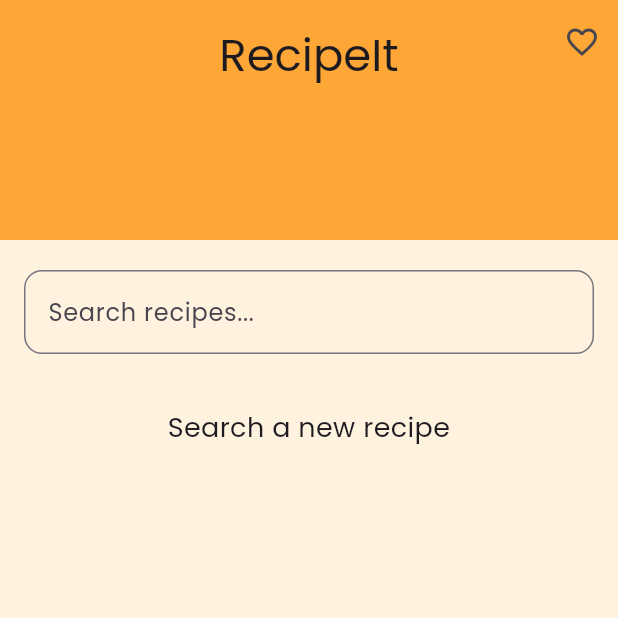
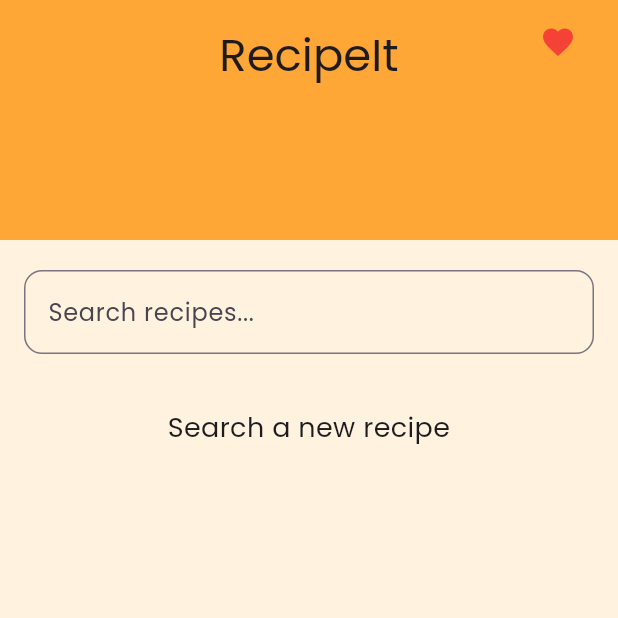
Before and after one commit to lpglinard/receitas_com_api, a Flutter app: the screen it shows after launch, on a phone screen of 412 x 824 dp, the top half of it. Run offline on Flutter 3.47's test engine with Material 3 defaults, Android fonts, the phone set to English and light mode, and no system bars; our stand-ins replace flutter_dotenv, flutter_html.

Commit message:
fixing style and adding favorite page path to recipe detail page

```diff
--- a/lib/main.dart
+++ b/lib/main.dart
@@ -3,18 +3,20 @@ import 'package:provider/provider.dart';
 import 'package:receitas_com_api/pages/home_page.dart';
 import 'package:receitas_com_api/pages/favorites_page.dart';
 import 'package:receitas_com_api/providers/recipes_provider.dart';
+import 'package:flutter_dotenv/flutter_dotenv.dart';
 
-
-void main() {
+Future<void> main() async {
+  await dotenv.load(fileName: "lib/assets/.env");
   runApp(MyApp());
 }
+
 
 class MyApp extends StatelessWidget {
   @override
   Widget build(BuildContext context) {
     return MultiProvider(
       providers: [
-        ChangeNotifierProvider<RecipeProvider>(create: (_) => RecipeProvider() )
+        ChangeNotifierProvider<RecipeProvider>(create: (_) => RecipeProvider())
       ],
       child: MaterialApp(
         title: 'RecipeIt',
@@ -22,11 +24,21 @@ class MyApp extends StatelessWidget {
         theme: ThemeData(
           fontFamily: 'Poppins',
           primarySwatch: Colors.orange,
+          scaffoldBackgroundColor: Color(0xFFFFF3E0),
+          appBarTheme: AppBarTheme(
+            color: Color(0xFFFFA736),
+            titleTextStyle: TextStyle(
+              fontFamily: 'Poppins',
+              fontSize: 20,
+
+            ),
+            iconTheme: IconThemeData(color: Colors.white),
+          ),
         ),
         home: HomePage(),
-          routes:
-          {FavoritesPage.routeName: (context) => FavoritesPage()}
-
+        routes: {
+          FavoritesPage.routeName: (context) => FavoritesPage(),
+        },
       ),
     );
   }
--- a/lib/pages/home_page.dart
+++ b/lib/pages/home_page.dart
@@ -20,18 +20,19 @@ class _HomePageState extends State<HomePage> {
   @override
   Widget build(BuildContext context) {
     return Scaffold(
-      body: Container(
-        color: Color(0xFFFFF3E0),
-        child: CustomScrollView(
+      body: CustomScrollView(
         slivers: [
           SliverAppBar(
             actions: [
-                IconButton(
+              Padding(
+                padding: const EdgeInsets.only(right: 16.0),
+                child: IconButton(
                   onPressed: () {
                     Navigator.of(context).pushNamed(FavoritesPage.routeName);
                   },
-                  icon: Icon(Icons.favorite_border),
-                )
+                  icon: Icon(Icons.favorite, color: Colors.red,),
+                ),
+              ),
             ],
             expandedHeight: 160.0,
             floating: false,
@@ -66,7 +67,6 @@ class _HomePageState extends State<HomePage> {
           ),
         ],
       ),
-      ),
     );
   }
 }
--- a/pubspec.yaml
+++ b/pubspec.yaml
@@ -16,6 +16,7 @@ dependencies:
   provider: ^6.1.2
   sqflite: ^2.4.1
   flutter_html: ^3.0.0-beta.2
+  flutter_dotenv: ^5.0.2
 
 dev_dependencies:
   flutter_test:
@@ -27,6 +28,7 @@ flutter:
   uses-material-design: true
   assets:
     - lib/assets/images/header-banner.png
+    - lib/assets/.env
 
   fonts:
     - family: Poppins
```
Also changed, not shown: lib/components/results_list.dart (+33 -5 lines), lib/pages/favorites_page.dart (+44 -5 lines), lib/pages/recipe_detail_page.dart (+22 -12 lines), lib/providers/recipes_provider.dart (+15 -3 lines), pubspec.lock, 1 other file. Lines whose indentation alone changed are shown as unchanged.
